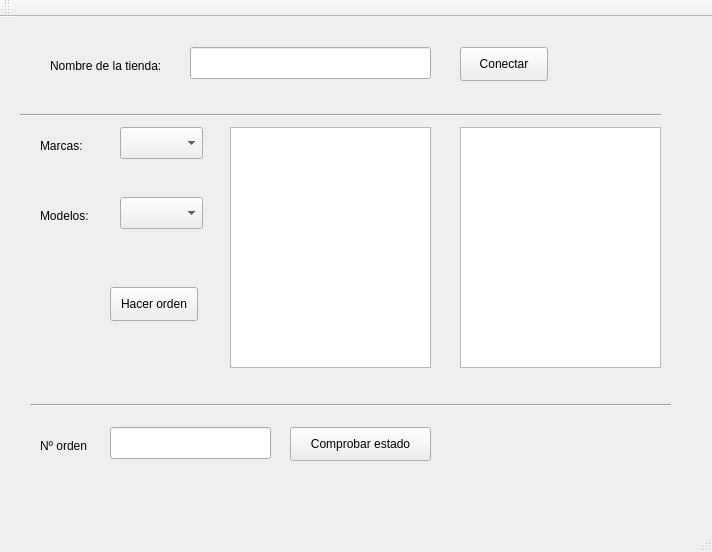
MartiHui/GSDAM_ServicioTecnicoMoviles, file Cliente_ServicioTecnicoMoviles/ui/mainwindow.ui: the form before one commit.
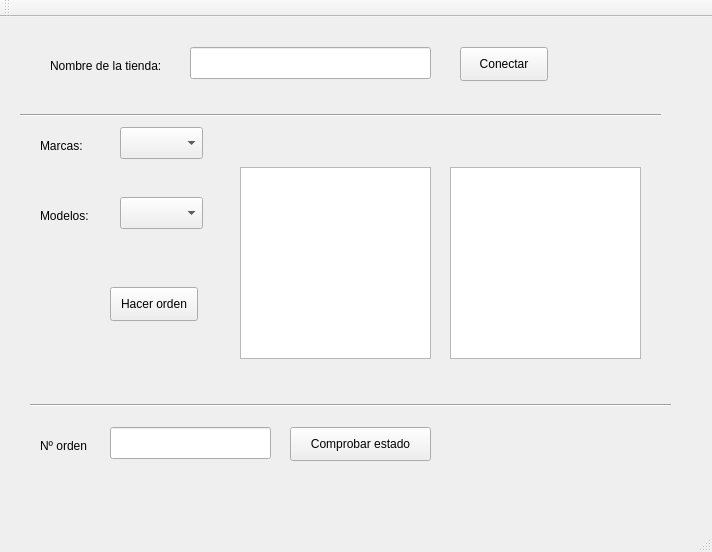
The form after the commit.

```diff
--- a/Cliente_ServicioTecnicoMoviles/ui/mainwindow.ui
+++ b/Cliente_ServicioTecnicoMoviles/ui/mainwindow.ui
@@ -14,6 +14,9 @@
    <string>MainWindow</string>
   </property>
   <widget class="QWidget" name="centralWidget">
+   <property name="enabled">
+    <bool>true</bool>
+   </property>
    <widget class="QComboBox" name="marcasCmbBox">
     <property name="geometry">
      <rect>
@@ -109,26 +112,6 @@
      <enum>Qt::Horizontal</enum>
     </property>
    </widget>
-   <widget class="QListView" name="reparacionesPosibles">
-    <property name="geometry">
-     <rect>
-      <x>230</x>
-      <y>110</y>
-      <width>201</width>
-      <height>241</height>
-     </rect>
-    </property>
-   </widget>
-   <widget class="QListView" name="reparacionesElegidas">
-    <property name="geometry">
-     <rect>
-      <x>460</x>
-      <y>110</y>
-      <width>201</width>
-      <height>241</height>
-     </rect>
-    </property>
-   </widget>
    <widget class="Line" name="line_2">
     <property name="geometry">
      <rect>
@@ -191,6 +174,26 @@
      <string>Hacer orden</string>
     </property>
    </widget>
+   <widget class="QListWidget" name="reparacionesPosibles">
+    <property name="geometry">
+     <rect>
+      <x>240</x>
+      <y>150</y>
+      <width>191</width>
+      <height>192</height>
+     </rect>
+    </property>
+   </widget>
+   <widget class="QListWidget" name="reparacionesElegidas">
+    <property name="geometry">
+     <rect>
+      <x>450</x>
+      <y>150</y>
+      <width>191</width>
+      <height>192</height>
+     </rect>
+    </property>
+   </widget>
   </widget>
   <widget class="QMenuBar" name="menuBar">
    <property name="geometry">
```
Left out of the diff: 3 changed lines with no effect on the pictures.
